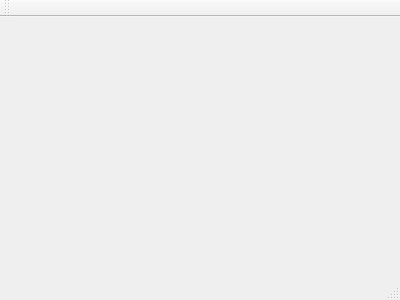
Qt form mainwindow.ui (kimollG/FileReaderWindows) before a commit.
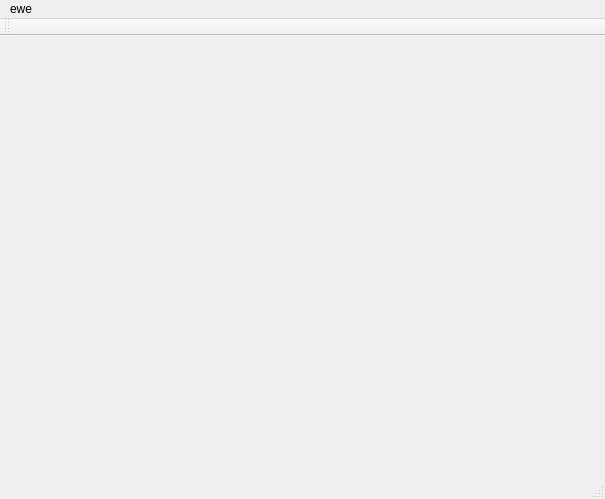
The same form after that commit.

What changed in the file:
```diff
--- a/mainwindow.ui
+++ b/mainwindow.ui
@@ -1,24 +1,45 @@
 <ui version="4.0">
  <class>MainWindow</class>
- <widget class="QMainWindow" name="MainWindow" >
-  <property name="geometry" >
+ <widget class="QMainWindow" name="MainWindow">
+  <property name="geometry">
    <rect>
     <x>0</x>
     <y>0</y>
-    <width>400</width>
-    <height>300</height>
+    <width>605</width>
+    <height>499</height>
    </rect>
   </property>
   <property name="windowTitle" >
    <string>MainWindow</string>
   </property>
-  <widget class="QMenuBar" name="menuBar" />
-  <widget class="QToolBar" name="mainToolBar" />
-  <widget class="QWidget" name="centralWidget" />
-  <widget class="QStatusBar" name="statusBar" />
+  <widget class="QWidget" name="centralWidget"/>
+  <widget class="QMenuBar" name="menuBar">
+   <property name="geometry">
+    <rect>
+     <x>0</x>
+     <y>0</y>
+     <width>605</width>
+     <height>21</height>
+    </rect>
+   </property>
+   <widget class="QMenu" name="menuewe">
+    <property name="title">
+     <string>ewe</string>
+    </property>
+   </widget>
+   <addaction name="menuewe"/>
+  </widget>
+  <widget class="QToolBar" name="mainToolBar">
+   <attribute name="toolBarArea">
+    <enum>TopToolBarArea</enum>
+   </attribute>
+   <attribute name="toolBarBreak">
+    <bool>false</bool>
+   </attribute>
+  </widget>
+  <widget class="QStatusBar" name="statusBar"/>
  </widget>
- <layoutDefault spacing="6" margin="11" />
- <pixmapfunction></pixmapfunction>
+ <layoutdefault spacing="6" margin="11"/>
  <resources/>
  <connections/>
 </ui>
```
Left out of the diff: 3 changed lines with no effect on the pictures.
